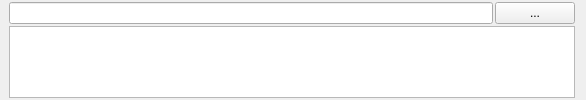
Old version of the form ui/gui/resources/search_dict.ui in the repository halbbob/dff.
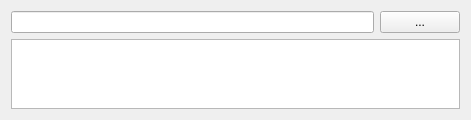
New version of the form. Icons and pictures are not drawn.

Commit message: search * this commit fixes #120

The edit to the form file:
```diff
--- a/ui/gui/resources/search_dict.ui
+++ b/ui/gui/resources/search_dict.ui
@@ -6,7 +6,7 @@
    <rect>
     <x>0</x>
     <y>0</y>
-    <width>586</width>
+    <width>471</width>
     <height>100</height>
    </rect>
   </property>
@@ -20,28 +20,16 @@
    <string>Form</string>
   </property>
   <layout class="QVBoxLayout" name="verticalLayout">
-   <property name="spacing">
-    <number>2</number>
-   </property>
-   <property name="leftMargin">
-    <number>9</number>
-   </property>
-   <property name="topMargin">
-    <number>2</number>
-   </property>
-   <property name="bottomMargin">
-    <number>2</number>
-   </property>
    <item>
-    <layout class="QHBoxLayout" name="horizontalLayout">
-     <item>
+    <layout class="QGridLayout" name="gridLayout">
+     <item row="0" column="0">
       <widget class="QLineEdit" name="pathToDict">
        <property name="readOnly">
         <bool>true</bool>
        </property>
       </widget>
      </item>
-     <item>
+     <item row="0" column="1">
       <widget class="QPushButton" name="openDict">
        <property name="text">
         <string>...</string>
@@ -52,11 +40,11 @@
        </property>
       </widget>
      </item>
+     <item row="1" column="0" colspan="2">
+      <widget class="QListWidget" name="listWord"/>
+     </item>
     </layout>
    </item>
-   <item>
-    <widget class="QListWidget" name="listWord"/>
-   </item>
   </layout>
  </widget>
  <resources>
```
The commit also changes 2 other files.
